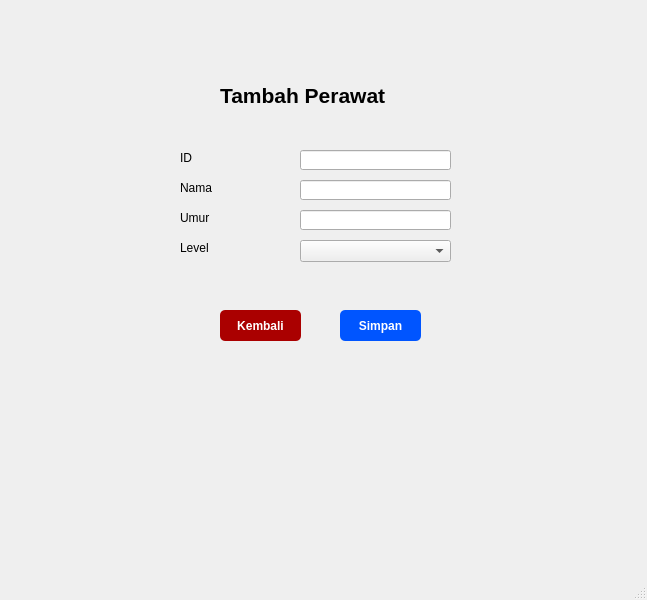
The window that form_insert_data_perawat.ui (naylasalsdev-project/SudiKasusUAS) describes before a commit, drawn with Qt 5.
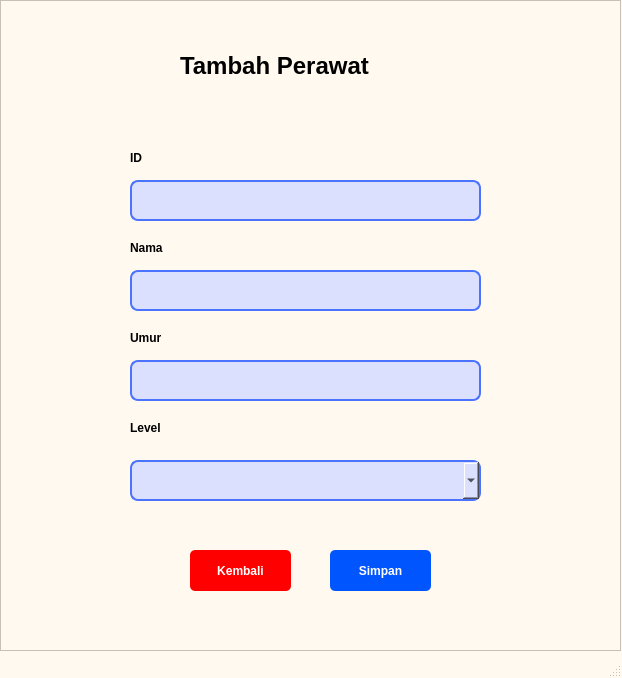
The same window after the commit.

Diff of the .ui file:
```diff
--- a/form_insert_data_perawat.ui
+++ b/form_insert_data_perawat.ui
@@ -6,52 +6,56 @@
    <rect>
     <x>0</x>
     <y>0</y>
-    <width>647</width>
-    <height>600</height>
+    <width>622</width>
+    <height>678</height>
    </rect>
   </property>
   <property name="windowTitle">
    <string>MainWindow</string>
   </property>
+  <property name="styleSheet">
+   <string notr="true">QMainWindow{ 
+	background-color: rgb(255, 249, 239);
+}</string>
+  </property>
   <widget class="QWidget" name="centralwidget">
-   <widget class="QLabel" name="label_2">
+   <property name="styleSheet">
+    <string notr="true">QWidget{ 
+	background-color: rgb(255, 249, 239);
+}</string>
+   </property>
+   <widget class="QFrame" name="frame_2">
     <property name="geometry">
      <rect>
-      <x>180</x>
-      <y>150</y>
-      <width>81</width>
-      <height>16</height>
+      <x>0</x>
+      <y>0</y>
+      <width>621</width>
+      <height>651</height>
      </rect>
     </property>
-    <property name="text">
-     <string>ID</string>
+    <property name="styleSheet">
+     <string notr="true">QFrame{ 
+	background-color: rgb(255, 249, 239);
+}</string>
     </property>
-   </widget>
-   <widget class="QLabel" name="label_5">
-    <property name="geometry">
-     <rect>
-      <x>180</x>
-      <y>240</y>
-      <width>81</width>
-      <height>16</height>
-     </rect>
+    <property name="frameShape">
+     <enum>QFrame::StyledPanel</enum>
     </property>
-    <property name="text">
-     <string>Level</string>
+    <property name="frameShadow">
+     <enum>QFrame::Raised</enum>
     </property>
-   </widget>
-   <widget class="QLabel" name="label">
+    <widget class="QLabel" name="label_16">
     <property name="geometry">
      <rect>
-      <x>220</x>
-      <y>70</y>
-      <width>271</width>
+       <x>180</x>
+       <y>40</y>
+       <width>261</width>
       <height>51</height>
      </rect>
     </property>
     <property name="font">
      <font>
-      <pointsize>16</pointsize>
+       <pointsize>18</pointsize>
       <weight>75</weight>
       <bold>true</bold>
      </font>
@@ -60,46 +64,68 @@
      <string>Tambah Perawat</string>
     </property>
    </widget>
-   <widget class="QComboBox" name="comboBox">
+    <widget class="QLabel" name="label_17">
     <property name="geometry">
      <rect>
-      <x>300</x>
-      <y>240</y>
-      <width>151</width>
-      <height>22</height>
-     </rect>
-    </property>
-   </widget>
-   <widget class="QLineEdit" name="lineEdit">
-    <property name="geometry">
-     <rect>
-      <x>300</x>
-      <y>150</y>
-      <width>151</width>
-      <height>20</height>
-     </rect>
-    </property>
-   </widget>
-   <widget class="QLabel" name="label_3">
+       <x>130</x>
+       <y>420</y>
+       <width>81</width>
+       <height>16</height>
+      </rect>
+     </property>
+     <property name="font">
+      <font>
+       <weight>75</weight>
+       <bold>true</bold>
+      </font>
+     </property>
+     <property name="text">
+      <string>Level</string>
+     </property>
+    </widget>
+    <widget class="QLineEdit" name="lineEdit_4">
     <property name="geometry">
      <rect>
-      <x>180</x>
+       <x>130</x>
       <y>180</y>
+       <width>351</width>
+       <height>41</height>
+      </rect>
+     </property>
+     <property name="styleSheet">
+      <string notr="true">QLineEdit {
+    border: 2px solid rgb(76, 115, 255);
+    background-color: rgb(219, 224, 255);
+	border-radius: 8px
+}</string>
+     </property>
+    </widget>
+    <widget class="QLabel" name="label_20">
+     <property name="geometry">
+      <rect>
+       <x>130</x>
+       <y>240</y>
       <width>81</width>
       <height>16</height>
      </rect>
     </property>
+     <property name="font">
+      <font>
+       <weight>75</weight>
+       <bold>true</bold>
+      </font>
+     </property>
     <property name="text">
      <string>Nama</string>
     </property>
    </widget>
-   <widget class="QPushButton" name="pushButton">
+    <widget class="QLabel" name="label_21">
     <property name="geometry">
      <rect>
-      <x>340</x>
-      <y>310</y>
+       <x>130</x>
+       <y>150</y>
       <width>81</width>
-      <height>31</height>
+       <height>16</height>
      </rect>
     </property>
     <property name="font">
@@ -108,58 +134,87 @@
       <bold>true</bold>
      </font>
     </property>
-    <property name="styleSheet">
-     <string notr="true">QPushButton {
-    background-color: rgb(0, 85, 255);
-    color: white;
-    border-radius: 5px;   
-    padding: 6px;           
-}</string>
-    </property>
     <property name="text">
-     <string>Simpan</string>
-    </property>
-   </widget>
-   <widget class="QLineEdit" name="lineEdit_2">
+      <string>ID</string>
+     </property>
+    </widget>
+    <widget class="QLabel" name="label_23">
     <property name="geometry">
      <rect>
-      <x>300</x>
-      <y>180</y>
-      <width>151</width>
-      <height>20</height>
-     </rect>
-    </property>
-   </widget>
-   <widget class="QLineEdit" name="lineEdit_3">
-    <property name="geometry">
-     <rect>
-      <x>300</x>
-      <y>210</y>
-      <width>151</width>
-      <height>20</height>
-     </rect>
-    </property>
-   </widget>
-   <widget class="QLabel" name="label_4">
-    <property name="geometry">
-     <rect>
-      <x>180</x>
-      <y>210</y>
+       <x>130</x>
+       <y>330</y>
       <width>81</width>
       <height>16</height>
      </rect>
     </property>
+     <property name="font">
+      <font>
+       <weight>75</weight>
+       <bold>true</bold>
+      </font>
+     </property>
     <property name="text">
      <string>Umur</string>
     </property>
    </widget>
-   <widget class="QPushButton" name="pushButton_2">
+    <widget class="QLineEdit" name="lineEdit_5">
     <property name="geometry">
      <rect>
-      <x>220</x>
-      <y>310</y>
-      <width>81</width>
-      <height>31</height>
+       <x>130</x>
+       <y>270</y>
+       <width>351</width>
+       <height>41</height>
+      </rect>
+     </property>
+     <property name="styleSheet">
+      <string notr="true">QLineEdit {
+    border: 2px solid rgb(76, 115, 255);
+    background-color: rgb(219, 224, 255);
+	border-radius: 8px
+}</string>
+     </property>
+    </widget>
+    <widget class="QLineEdit" name="lineEdit_6">
+     <property name="geometry">
+      <rect>
+       <x>130</x>
+       <y>360</y>
+       <width>351</width>
+       <height>41</height>
+      </rect>
+     </property>
+     <property name="styleSheet">
+      <string notr="true">QLineEdit {
+    border: 2px solid rgb(76, 115, 255);
+    background-color: rgb(219, 224, 255);
+	border-radius: 8px
+}</string>
+     </property>
+    </widget>
+    <widget class="QComboBox" name="comboBox">
+     <property name="geometry">
+      <rect>
+       <x>130</x>
+       <y>460</y>
+       <width>351</width>
+       <height>41</height>
+      </rect>
+     </property>
+     <property name="styleSheet">
+      <string notr="true">QComboBox {
+    border: 2px solid rgb(76, 115, 255);
+    background-color: rgb(219, 224, 255);
+	border-radius: 8px
+}</string>
+     </property>
+    </widget>
+    <widget class="QPushButton" name="pushButton_7">
+     <property name="geometry">
+      <rect>
+       <x>190</x>
+       <y>550</y>
+       <width>101</width>
+       <height>41</height>
      </rect>
     </property>
     <property name="font">
@@ -170,7 +225,7 @@
     </property>
     <property name="styleSheet">
      <string notr="true">QPushButton {
-    background-color: rgb(170, 0, 0);
+    background-color: rgb(255, 0, 0);
     color: white;
     border-radius: 5px;   
     padding: 6px;           
@@ -180,6 +235,34 @@
      <string>Kembali</string>
     </property>
    </widget>
+    <widget class="QPushButton" name="pushButton_6">
+     <property name="geometry">
+      <rect>
+       <x>330</x>
+       <y>550</y>
+       <width>101</width>
+       <height>41</height>
+      </rect>
+     </property>
+     <property name="font">
+      <font>
+       <weight>75</weight>
+       <bold>true</bold>
+      </font>
+     </property>
+     <property name="styleSheet">
+      <string notr="true">QPushButton {
+    background-color: rgb(0, 85, 255);
+    color: white;
+    border-radius: 5px;   
+    padding: 6px;           
+}</string>
+     </property>
+     <property name="text">
+      <string>Simpan</string>
+     </property>
+    </widget>
+   </widget>
   </widget>
   <widget class="QMenuBar" name="menubar">
    <property name="geometry">
```
Left out of the diff: 4 changed lines with no effect on the pictures. Lines whose indentation alone changed are shown as unchanged.
